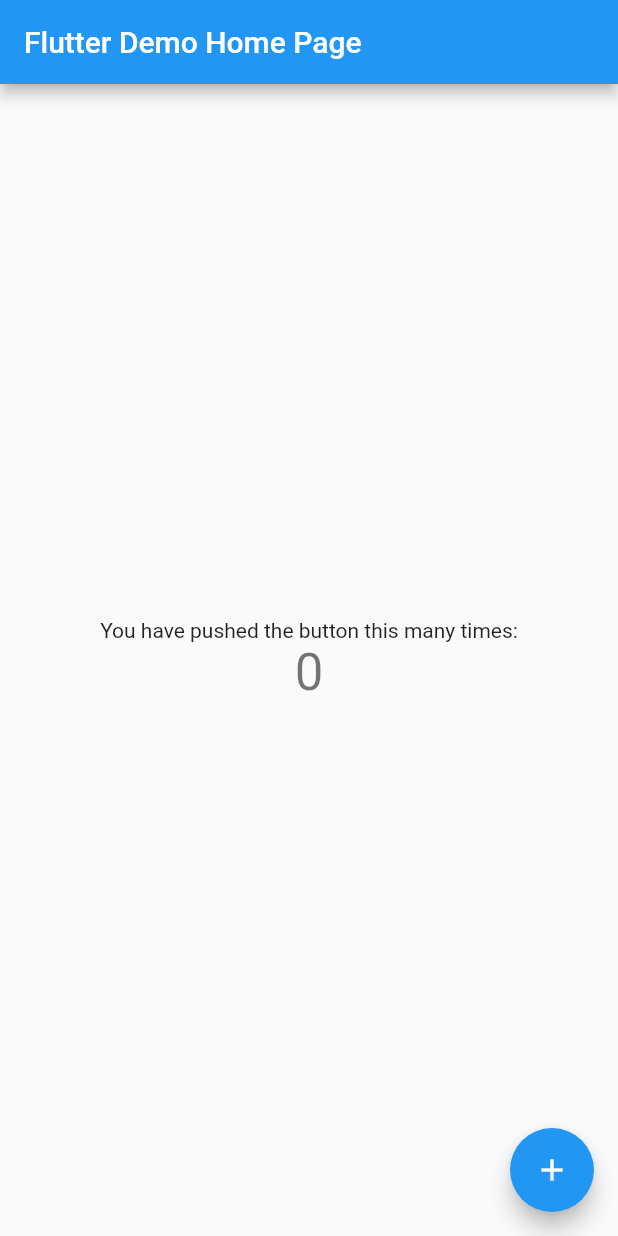
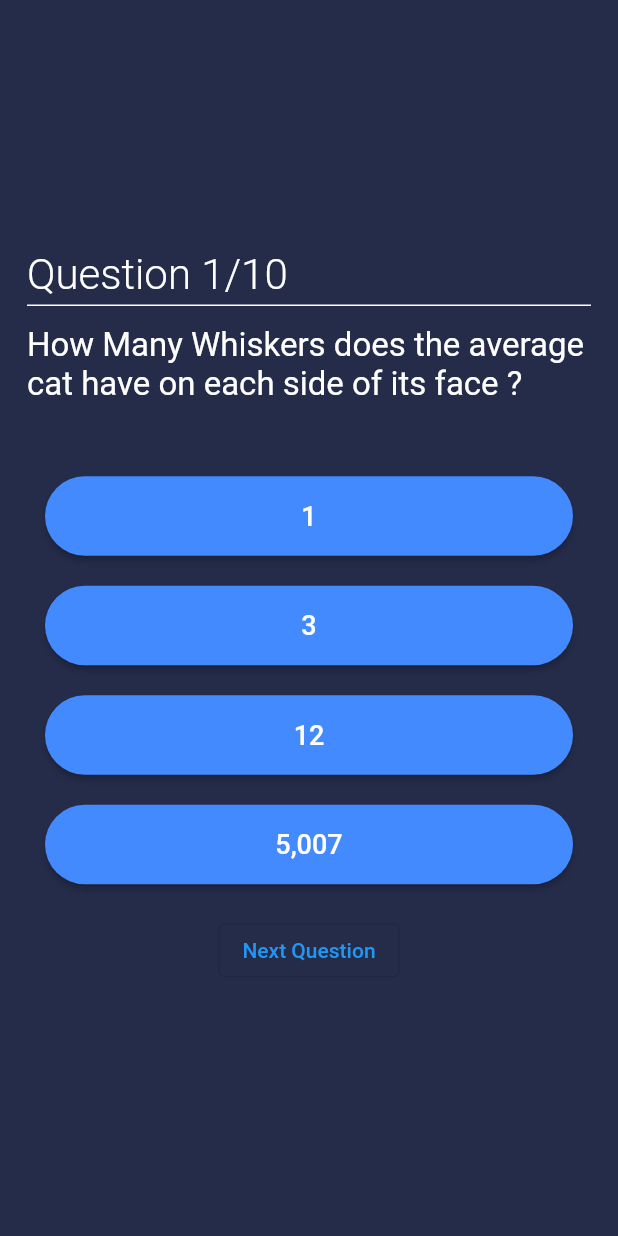
Before and after one commit to alvinle29/Song_Quiz_Flutter, a Flutter app: the screen it shows after launch, on a phone screen of 412 x 824 dp. Run offline on Flutter 3.47's test engine with Material 2 defaults, Android fonts, the phone set to English and light mode, and no system bars.

Commit message:
add ques_page

```diff
--- /dev/null
+++ b/lib/data/question_example.dart
@@ -0,0 +1,71 @@
+import 'package:song_quiz/model/question.dart';
+
+List<Question> questions = [
+  Question(
+    "How Many Whiskers does the average cat have on each side of its face ?",
+    {
+      "1": false,
+      "3": false,
+      "12": true,
+      "5,007": false,
+    },
+  ),
+  Question("When does a cat purr ?", {
+    "When it cares for its kittens": false,
+    "When it needs confort": false,
+    "When it feels content": false,
+    "All of the above": true,
+  }),
+  Question("What is the averge nulber of kittens in a litter ?", {
+    "1 to 2": false,
+    "3 to 5": true,
+    "8 to 10": false,
+    "12 to 14": false,
+  }),
+  Question("How many moons does Mars have ?", {
+    "1": false,
+    "2": false,
+    "4": true,
+    "8": false,
+  }),
+  Question("What is Mars's nickname ?", {
+    "The red planet": true,
+    "The dusty planet": false,
+    "The hot planet": false,
+    "The smelly planet": false,
+  }),
+  Question("About How long would it take to travel to Mars ?", {
+    "Three days": false,
+    "A month": false,
+    "Eight months": true,
+    "Two years": false,
+  }),
+  Question(
+      "Mars is Named after the Roman god Mars. What is he the god of ?", {
+    "Fire": false,
+    "Love": false,
+    "Agriculture": false,
+    "War": true,
+  }),
+  Question("Mars Is the ___ planet from the sun ?", {
+    "Secon": false,
+    "Third": false,
+    "Fourth": true,
+    "Sixth": false,
+  }),
+  Question(
+      "Where did Orville and Wilbur Wright build their first flying airplane ?",
+      {
+        "Paris, France": false,
+        "Boston, Massachusetts": false,
+        "Kitty Hawk, North Carolina": true,
+        "Tokyou, Japan": false,
+      }),
+  Question(
+      "The First astronuts to travel to space came from which country ?", {
+    "United States": false,
+    "Soviet Union (now Russia)": true,
+    "China": false,
+    "Rocketonia": false,
+  }),
+];
--- a/lib/main.dart
+++ b/lib/main.dart
@@ -1,4 +1,6 @@
+// ignore_for_file: prefer_const_constructors
 import 'package:flutter/material.dart';
+import 'data/question_example.dart';
 
 void main() {
   runApp(const MyApp());
@@ -11,105 +13,106 @@ class MyApp extends StatelessWidget {
   @override
   Widget build(BuildContext context) {
     return MaterialApp(
-      title: 'Flutter Demo',
-      theme: ThemeData(
-        // This is the theme of your application.
-        //
-        // Try running your application with "flutter run". You'll see the
-        // application has a blue toolbar. Then, without quitting the app, try
-        // changing the primarySwatch below to Colors.green and then invoke
-        // "hot reload" (press "r" in the console where you ran "flutter run",
-        // or simply save your changes to "hot reload" in a Flutter IDE).
-        // Notice that the counter didn't reset back to zero; the application
-        // is not restarted.
-        primarySwatch: Colors.blue,
-      ),
-      home: const MyHomePage(title: 'Flutter Demo Home Page'),
+      home: HomePage(),
     );
   }
 }
 
-class MyHomePage extends StatefulWidget {
-  const MyHomePage({Key? key, required this.title}) : super(key: key);
-
-  // This widget is the home page of your application. It is stateful, meaning
-  // that it has a State object (defined below) that contains fields that affect
-  // how it looks.
-
-  // This class is the configuration for the state. It holds the values (in this
-  // case the title) provided by the parent (in this case the App widget) and
-  // used by the build method of the State. Fields in a Widget subclass are
-  // always marked "final".
-
-  final String title;
+class HomePage extends StatefulWidget {
+  const HomePage({Key? key}) : super(key: key);
 
   @override
-  State<MyHomePage> createState() => _MyHomePageState();
+  State<HomePage> createState() => _HomePageState();
 }
 
-class _MyHomePageState extends State<MyHomePage> {
-  int _counter = 0;
-
-  void _incrementCounter() {
-    setState(() {
-      // This call to setState tells the Flutter framework that something has
-      // changed in this State, which causes it to rerun the build method below
-      // so that the display can reflect the updated values. If we changed
-      // _counter without calling setState(), then the build method would not be
-      // called again, and so nothing would appear to happen.
-      _counter++;
-    });
-  }
+class _HomePageState extends State<HomePage> {
+  PageController? _controller = PageController(initialPage: 0);
+  bool isPressed = false;
+  Color isTrue = Colors.green;
+  Color isFalse = Colors.red;
+  Color btnColor = Colors.blueAccent;
+  int score = 0;
 
   @override
   Widget build(BuildContext context) {
-    // This method is rerun every time setState is called, for instance as done
-    // by the _incrementCounter method above.
-    //
-    // The Flutter framework has been optimized to make rerunning build methods
-    // fast, so that you can just rebuild anything that needs updating rather
-    // than having to individually change instances of widgets.
     return Scaffold(
-      appBar: AppBar(
-        // Here we take the value from the MyHomePage object that was created by
-        // the App.build method, and use it to set our appbar title.
-        title: Text(widget.title),
+      backgroundColor: Color(0xFF252c4a),
+      body: Padding(
+        padding: EdgeInsets.all(18.0),
+        child: PageView.builder(
+            itemCount: questions.length,
+            itemBuilder: (context, index) {
+              return Column(
+                mainAxisAlignment: MainAxisAlignment.center,
+                crossAxisAlignment: CrossAxisAlignment.center,
+                children: [
+                  SizedBox(
+                    width: double.infinity,
+                    child: Text(
+                      "Question ${index + 1}/${questions.length}",
+                      style: TextStyle(
+                        color: Colors.white,
+                        fontWeight: FontWeight.w300,
+                        fontSize: 28.0,
+                      ),
+                    ),
+                  ),
+                  Divider(
+                    color: Colors.white,
+                    height: 8.0,
+                    thickness: 1.0,
+                  ),
+                  SizedBox(
+                    height: 10.0,
+                  ),
+                  SizedBox(
+                    width: double.infinity,
+                    height: 100.0,
+                    child: Text(
+                      "${questions[index].question}",
+                      style: TextStyle(
+                        color: Colors.white,
+                        fontSize: 22.0,
+                      ),
+                    ),
+                  ),
+                  for (int i = 0; i < questions[index].answers!.length; i++)
+                    Container(
+                      width: double.infinity,
+                      margin: EdgeInsets.only(
+                          bottom: 20.0, left: 12.0, right: 12.0),
+                      child: MaterialButton(
+                        shape: StadiumBorder(),
+                        padding: EdgeInsets.symmetric(vertical: 16.0),
+                        color: isPressed
+                            ? questions[index].answers!.values.toList()[i]
+                                ? isTrue
+                                : isFalse
+                            : btnColor,
+                        onPressed: () {
+                          setState(() {
+                            isPressed = true;
+                          });
+                          if (questions[index]
+                              .answers!
+                              .entries
+                              .toList()[i]
+                              .value) {
+                            score += 10;
+                          }
+                        },
+                        child: Text(questions[index].answers!.keys.toList()[i],
+                            style: TextStyle(
+                              color: Colors.white,
+                              fontSize: 18.0,
+                            )),
+                      ),
+                    ),
+                  OutlinedButton(onPressed: () {}, child: Text("Next Question"))
+                ],
+              );
+            }),
       ),
-      body: Center(
-        // Center is a layout widget. It takes a single child and positions it
-        // in the middle of the parent.
-        child: Column(
-          // Column is also a layout widget. It takes a list of children and
-          // arranges them vertically. By default, it sizes itself to fit its
-          // children horizontally, and tries to be as tall as its parent.
-          //
-          // Invoke "debug painting" (press "p" in the console, choose the
-          // "Toggle Debug Paint" action from the Flutter Inspector in Android
-          // Studio, or the "Toggle Debug Paint" command in Visual Studio Code)
-          // to see the wireframe for each widget.
-          //
-          // Column has various properties to control how it sizes itself and
-          // how it positions its children. Here we use mainAxisAlignment to
-          // center the children vertically; the main axis here is the vertical
-          // axis because Columns are vertical (the cross axis would be
-          // horizontal).
-          mainAxisAlignment: MainAxisAlignment.center,
-          children: <Widget>[
-            const Text(
-              'You have pushed the button this many times:',
-            ),
-            Text(
-              '$_counter',
-              style: Theme.of(context).textTheme.headline4,
-            ),
-          ],
-        ),
-      ),
-      floatingActionButton: FloatingActionButton(
-        onPressed: _incrementCounter,
-        tooltip: 'Increment',
-        child: const Icon(Icons.add),
-      ), // This trailing comma makes auto-formatting nicer for build methods.
     );
   }
 }
--- /dev/null
+++ b/lib/model/question.dart
@@ -0,0 +1,8 @@
+class Question {
+  String? question;
+  Map<String,bool>? answers;
+
+  Question(this.question,
+      this.answers,
+      );
+}
```
